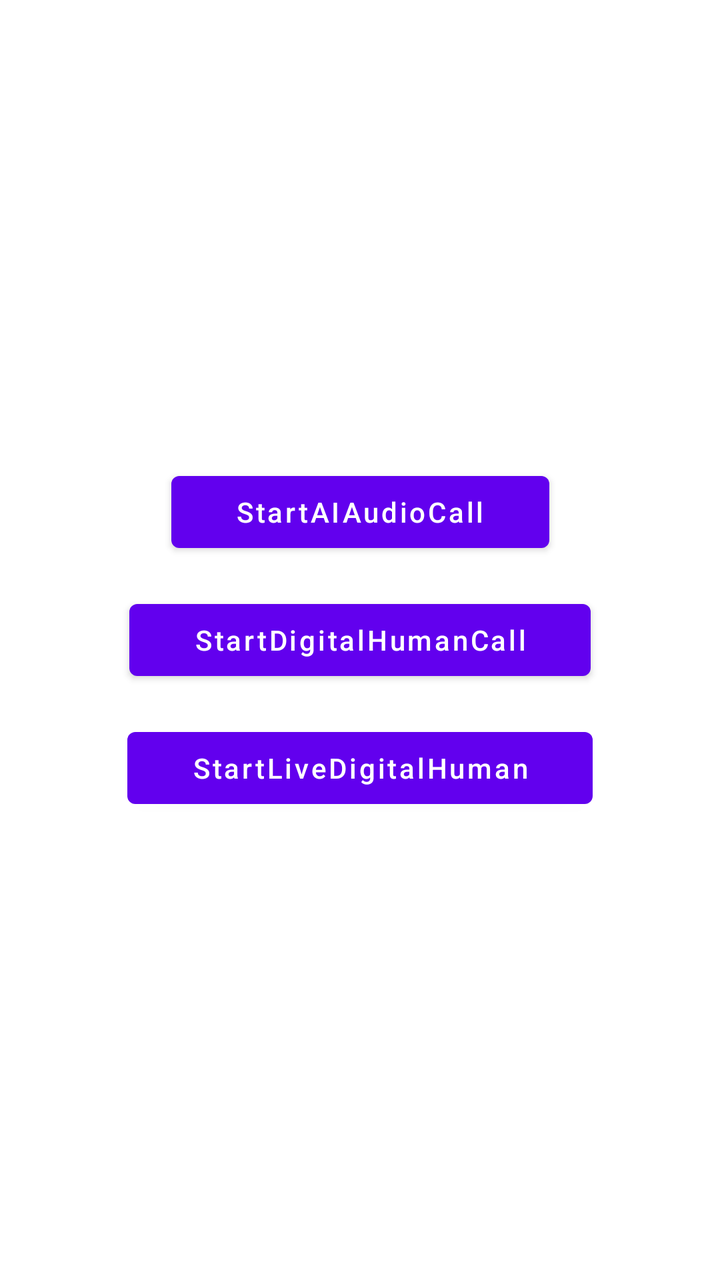
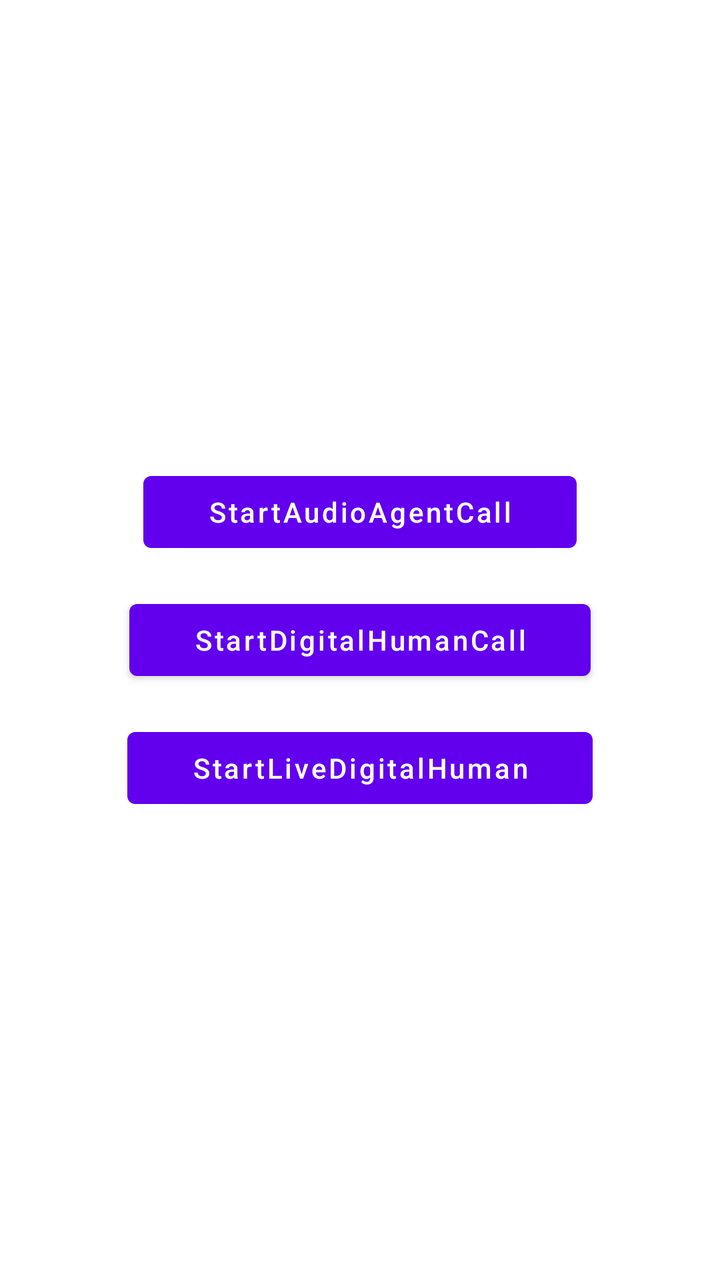

Two renders of the same Android screen: before a commit and after it. Below are the layout's source before the change and the commit's diff.
<!-- AndroidManifest.xml: application theme Theme.ZegoAIAgent -->
<!-- res/layout/activity_main.xml -->
<?xml version="1.0" encoding="utf-8"?>
<androidx.constraintlayout.widget.ConstraintLayout xmlns:android="http://schemas.android.com/apk/res/android"
    xmlns:app="http://schemas.android.com/apk/res-auto"
    xmlns:tools="http://schemas.android.com/tools"
    android:layout_width="match_parent"
    android:layout_height="match_parent"
    tools:context=".MainActivity">

    <Button
        android:id="@+id/button_voice_call"
        android:layout_width="wrap_content"
        android:layout_height="wrap_content"
        android:layout_marginBottom="8dp"
        android:paddingLeft="32dp"
        android:paddingRight="32dp"
        android:text="StartAIAudioCall"
        android:textAllCaps="false"
        app:layout_constraintBottom_toTopOf="@+id/button_video_call"
        app:layout_constraintEnd_toEndOf="parent"
        app:layout_constraintStart_toStartOf="parent"
        app:layout_constraintTop_toTopOf="parent"
        app:layout_constraintVertical_bias="0.5"
        app:layout_constraintVertical_chainStyle="packed" />

    <Button
        android:id="@+id/button_video_call"
        android:layout_width="wrap_content"
        android:layout_height="wrap_content"
        android:layout_marginTop="8dp"
        android:layout_marginBottom="8dp"
        android:paddingLeft="32dp"
        android:paddingRight="32dp"
        android:text="StartDigitalHumanCall"
        android:textAllCaps="false"
        app:layout_constraintBottom_toTopOf="@+id/button_live_digital_human"
        app:layout_constraintEnd_toEndOf="parent"
        app:layout_constraintStart_toStartOf="parent"
        app:layout_constraintTop_toBottomOf="@+id/button_voice_call" />

    <Button
        android:id="@+id/button_live_digital_human"
        android:layout_width="wrap_content"
        android:layout_height="wrap_content"
        android:layout_marginTop="8dp"
        android:paddingLeft="32dp"
        android:paddingRight="32dp"
        android:text="StartLiveDigitalHuman"
        android:textAllCaps="false"
        app:layout_constraintBottom_toBottomOf="parent"
        app:layout_constraintEnd_toEndOf="parent"
        app:layout_constraintStart_toStartOf="parent"
        app:layout_constraintTop_toBottomOf="@+id/button_video_call" />

</androidx.constraintlayout.widget.ConstraintLayout>
<!-- resources referenced by this layout -->
<resources>
  <style name="Theme.ZegoAIAgent" parent="Theme.MaterialComponents.DayNight.DarkActionBar">
      
      <item name="colorPrimary">@color/purple_500</item>
      <item name="colorPrimaryVariant">@color/purple_700</item>
      <item name="colorOnPrimary">@color/white</item>
      
      <item name="colorSecondary">@color/teal_200</item>
      <item name="colorSecondaryVariant">@color/teal_700</item>
      <item name="colorOnSecondary">@color/black</item>
      
      <item name="android:statusBarColor">?attr/colorPrimaryVariant</item>
      
      <item name="textAllCaps">false</item>
      
    </style>
  <color name="purple_500">#FF6200EE</color>
  <color name="purple_700">#FF3700B3</color>
  <color name="white">#FFFFFFFF</color>
  <color name="teal_200">#FF03DAC5</color>
  <color name="teal_700">#FF018786</color>
  <color name="black">#FF000000</color>
</resources>

<!-- the commit's change to res/layout/activity_main.xml (unified diff, before → after) -->
@@ -13,7 +13,7 @@
         android:layout_marginBottom="8dp"
         android:paddingLeft="32dp"
         android:paddingRight="32dp"
-        android:text="StartAIAudioCall"
+        android:text="StartAudioAgentCall"
         android:textAllCaps="false"
         app:layout_constraintBottom_toTopOf="@+id/button_video_call"
         app:layout_constraintEnd_toEndOf="parent"
